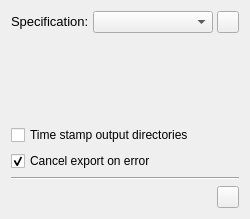
The window that spine_items/exporter/ui/exporter_properties.ui (spine-tools/spine-items) describes before a commit, drawn with Qt 5.
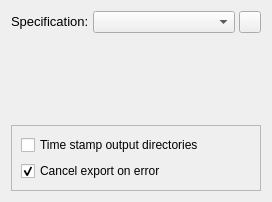
The same window after the commit. Icons and pictures are not drawn.

Commit message: Remove boiler plate code to open item directory

Patch:
```diff
--- a/spine_items/exporter/ui/exporter_properties.ui
+++ b/spine_items/exporter/ui/exporter_properties.ui
@@ -18,8 +18,8 @@
    <rect>
     <x>0</x>
     <y>0</y>
-    <width>250</width>
-    <height>219</height>
+    <width>272</width>
+    <height>202</height>
    </rect>
   </property>
   <property name="windowTitle">
@@ -126,6 +126,15 @@
     </spacer>
    </item>
    <item>
+    <widget class="QFrame" name="frame">
+     <property name="frameShape">
+      <enum>QFrame::StyledPanel</enum>
+     </property>
+     <property name="frameShadow">
+      <enum>QFrame::Raised</enum>
+     </property>
+     <layout class="QVBoxLayout" name="verticalLayout_2">
+      <item>
     <widget class="QCheckBox" name="output_time_stamps_check_box">
      <property name="toolTip">
       <string>Checking this will add time stamps to output directory names.</string>
@@ -145,58 +154,8 @@
      </property>
     </widget>
    </item>
-   <item>
-    <widget class="Line" name="line_6">
-     <property name="orientation">
-      <enum>Qt::Horizontal</enum>
-     </property>
-    </widget>
-   </item>
-   <item>
-    <layout class="QHBoxLayout" name="horizontalLayout_13">
-     <item>
-      <spacer name="horizontalSpacer_17">
-       <property name="orientation">
-        <enum>Qt::Horizontal</enum>
-       </property>
-       <property name="sizeHint" stdset="0">
-        <size>
-         <width>40</width>
-         <height>20</height>
-        </size>
-       </property>
-      </spacer>
-     </item>
-     <item>
-      <widget class="QToolButton" name="open_directory_button">
-       <property name="sizePolicy">
-        <sizepolicy hsizetype="Fixed" vsizetype="Fixed">
-         <horstretch>0</horstretch>
-         <verstretch>0</verstretch>
-        </sizepolicy>
-       </property>
-       <property name="minimumSize">
-        <size>
-         <width>22</width>
-         <height>22</height>
-        </size>
-       </property>
-       <property name="maximumSize">
-        <size>
-         <width>22</width>
-         <height>22</height>
-        </size>
-       </property>
-       <property name="toolTip">
-        <string>&lt;html&gt;&lt;head/&gt;&lt;body&gt;&lt;p&gt;Open this GdxExporter's project directory in file browser&lt;/p&gt;&lt;/body&gt;&lt;/html&gt;</string>
-       </property>
-       <property name="icon">
-        <iconset resource="../../ui/resources/resources_icons.qrc">
-         <normaloff>:/icons/folder-open-regular.svg</normaloff>:/icons/folder-open-regular.svg</iconset>
-       </property>
-      </widget>
-     </item>
-    </layout>
+     </layout>
+    </widget>
    </item>
   </layout>
  </widget>
```
Lines whose indentation alone changed are shown as unchanged. The commit also changes 27 other files.
